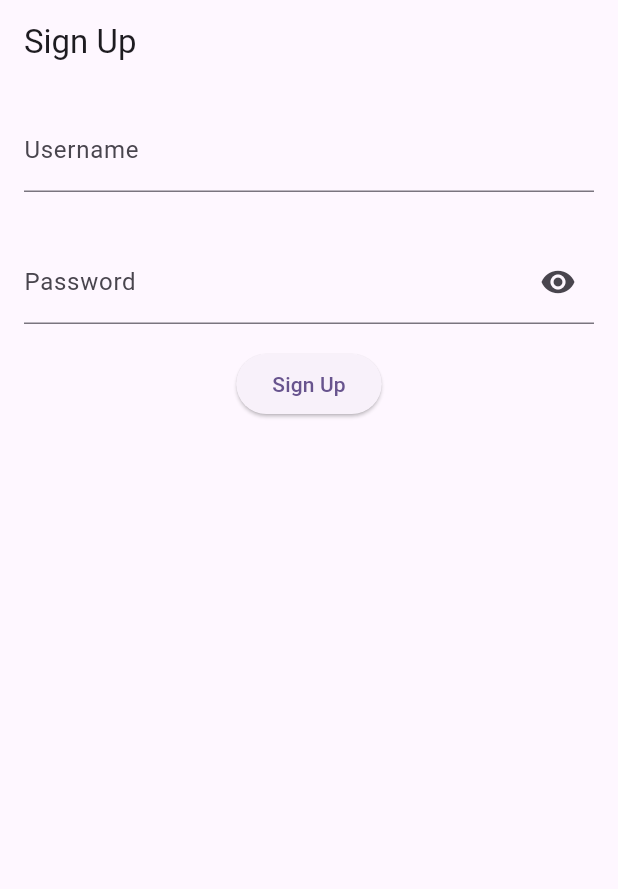
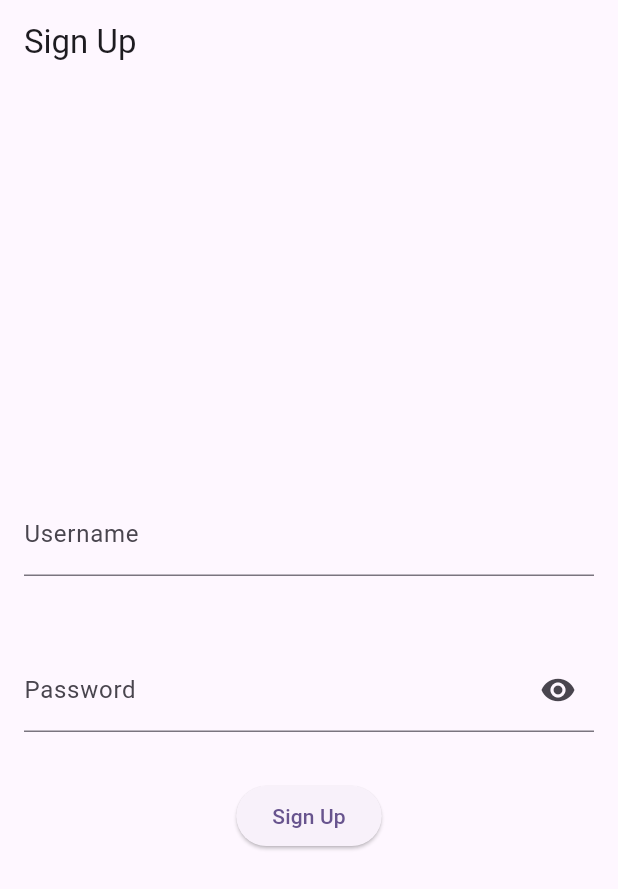
Before and after one commit to ItsThatBlackKid/todo_flutter, a Flutter app: the screen it shows after launch, on a phone screen of 412 x 824 dp. Shown: the top 889 px of the screen. Run offline on Flutter 3.47's test engine with Material 3 defaults, Android fonts, the phone set to English and light mode, and no system bars; our stand-ins replace equatable, flutter_secure_storage, flutter_slidable, get_it, go_router, shared_preferences and 1 more; missing offline and left inert: crypt, dart_either, dart_jsonwebtoken; accounts and stored records are empty.

Commit message:
code cleanup

```diff
--- a/lib/app/routes/router.dart
+++ b/lib/app/routes/router.dart
@@ -18,18 +18,20 @@ class AppRouter {
           child: HomePage(),
         ),
       ),
-      GoRoute(name: 'signup',path: '/signup', builder: (context, state) => SignpPage()),
+      GoRoute(
+        name: 'signup',
+        path: '/signup',
+        builder: (context, state) => SignpPage(),
+      ),
     ],
     refreshListenable: _authNotifier,
     redirect: (context, state) {
       final isAuthenticated = _authNotifier.isAuthenticated;
 
-      print(
-        "redirect triggered, updated state: ${_authNotifier.state} isAuthenticated: ${_authNotifier.isAuthenticated}, location: ${state.matchedLocation}",
-      );
-
-      if (!isAuthenticated && state.matchedLocation != '/signup' &&
-          !isAuthenticated && state.matchedLocation != '/signin') {
+      if (!isAuthenticated &&
+          state.matchedLocation != '/signup' &&
+          !isAuthenticated &&
+          state.matchedLocation != '/signin') {
         return '/signup';
       }
 
--- a/lib/features/auth/ui/screens/signup/signp_page.dart
+++ b/lib/features/auth/ui/screens/signup/signp_page.dart
@@ -72,6 +72,9 @@ class _SignpPageState extends State<SignpPage> {
             : FocusTraversalGroup(
                 policy: OrderedTraversalPolicy(),
                 child: Column(
+                  mainAxisAlignment: MainAxisAlignment.center,
+                  crossAxisAlignment: CrossAxisAlignment.center,
+                  spacing: 16,
                   children: [
                     Padding(
                       padding: const EdgeInsets.all(16.0),
```
